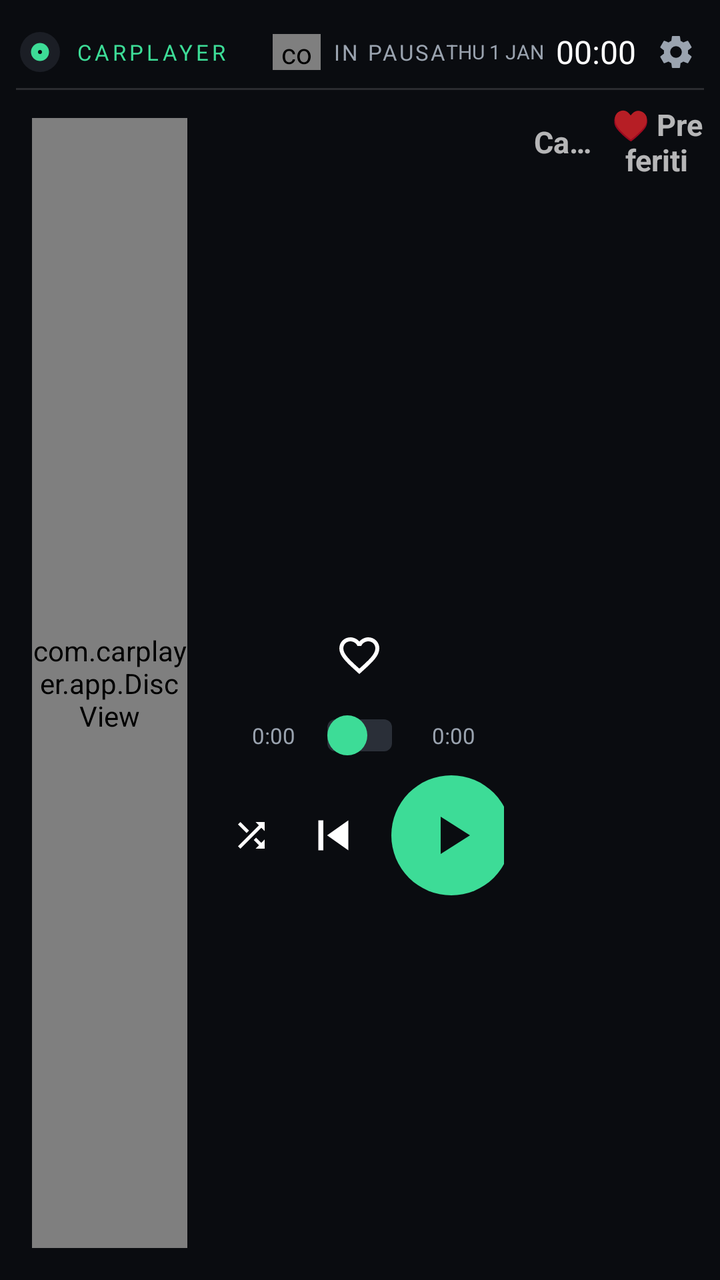
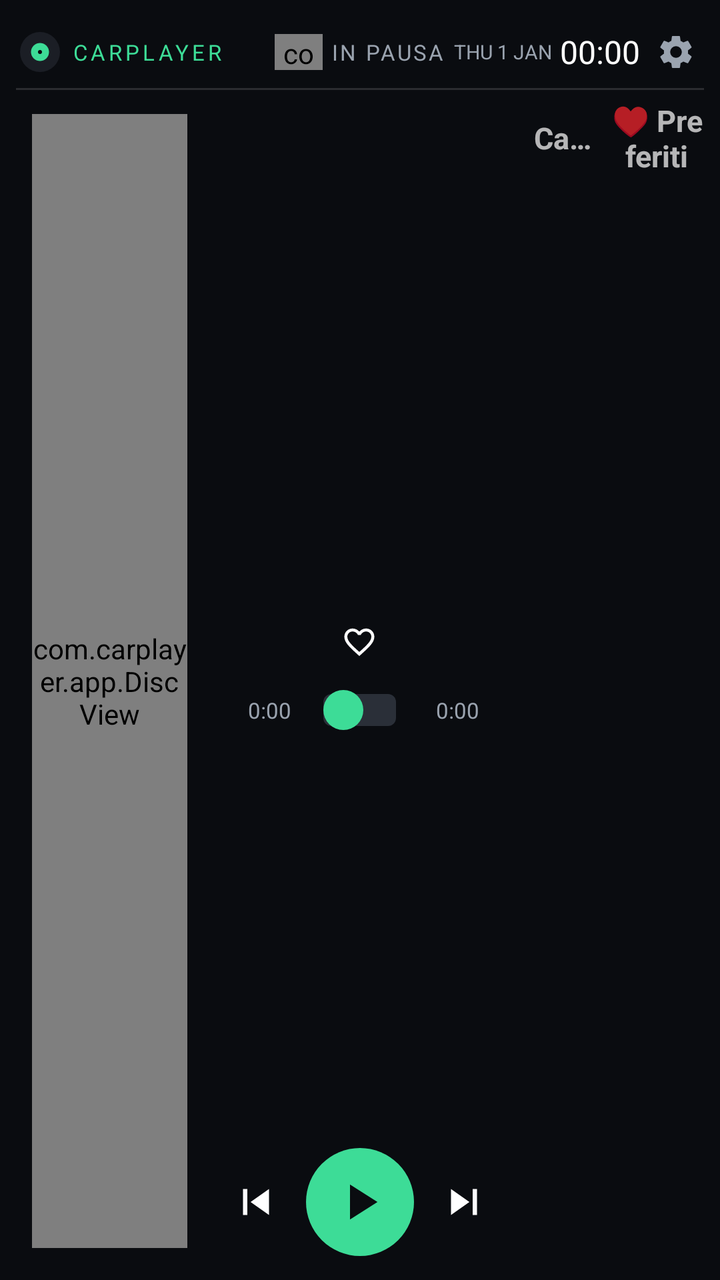

An Android layout rendered at two revisions. The XML below is the earlier revision; the diff shows what the commit changed to produce the second picture.
<!-- AndroidManifest.xml: application theme AppTheme -->
<!-- res/layout/activity_main.xml -->
<?xml version="1.0" encoding="utf-8"?>
<LinearLayout xmlns:android="http://schemas.android.com/apk/res/android"
    android:id="@+id/root"
    android:layout_width="match_parent"
    android:layout_height="match_parent"
    android:background="@color/bg"
    android:orientation="vertical"
    android:padding="@dimen/pad">

    
    <include layout="@layout/header" />

    <LinearLayout
        android:layout_width="match_parent"
        android:layout_height="0dp"
        android:layout_weight="1"
        android:baselineAligned="false"
        android:orientation="horizontal">

        
        <FrameLayout
            android:id="@+id/discCol"
            android:layout_width="0dp"
            android:layout_height="match_parent"
            android:layout_weight="3"
            android:padding="@dimen/pad">

            <com.carplayer.app.DiscView
                android:id="@+id/disc"
                android:layout_width="match_parent"
                android:layout_height="match_parent" />
        </FrameLayout>

        
        <LinearLayout
            android:id="@+id/centerCol"
            android:layout_width="0dp"
            android:layout_height="match_parent"
            android:layout_weight="5"
            android:orientation="vertical">

        
        <ScrollView
            android:layout_width="match_parent"
            android:layout_height="0dp"
            android:layout_weight="1"
            android:fillViewport="true"
            android:scrollbars="none">

            <LinearLayout
                android:layout_width="match_parent"
                android:layout_height="match_parent"
                android:gravity="center"
                android:orientation="vertical"
                android:paddingStart="@dimen/gap"
                android:paddingEnd="@dimen/gap">

                <TextView
                    android:id="@+id/tvTitle"
                    android:layout_width="match_parent"
                    android:layout_height="wrap_content"
                    android:ellipsize="end"
                    android:gravity="center"
                    android:maxLines="2"
                    android:minLines="2"
                    android:textColor="#FFFFFF"
                    android:textSize="@dimen/title_sp" />

                <TextView
                    android:id="@+id/tvArtist"
                    android:layout_width="match_parent"
                    android:layout_height="wrap_content"
                    android:layout_marginTop="2dp"
                    android:ellipsize="end"
                    android:gravity="center"
                    android:maxLines="1"
                    android:textColor="@color/gray"
                    android:textSize="@dimen/artist_sp" />

                <ImageButton
                    android:id="@+id/btnHeart"
                    android:layout_width="@dimen/heart"
                    android:layout_height="@dimen/heart"
                    android:layout_marginTop="4dp"
                    android:background="?android:attr/selectableItemBackgroundBorderless"
                    android:padding="@dimen/ico_pad"
                    android:scaleType="fitCenter"
                    android:src="@drawable/ic_heart" />

                
                <LinearLayout
                    android:layout_width="match_parent"
                    android:layout_height="wrap_content"
                    android:layout_marginTop="@dimen/gap"
                    android:gravity="center_vertical"
                    android:orientation="horizontal">

                    <TextView
                        android:id="@+id/tvPos"
                        android:layout_width="@dimen/time_w"
                        android:layout_height="wrap_content"
                        android:gravity="end"
                        android:text="0:00"
                        android:textColor="@color/gray"
                        android:textSize="@dimen/time_sp" />

                    <SeekBar
                        android:id="@+id/seek"
                        android:layout_width="0dp"
                        android:layout_height="@dimen/seek_h"
                        android:layout_weight="1"
                        android:progressDrawable="@drawable/seek_progress"
                        android:thumb="@drawable/seek_thumb"
                        android:thumbOffset="0dp"
                        android:splitTrack="false" />

                    <TextView
                        android:id="@+id/tvDur"
                        android:layout_width="@dimen/time_w"
                        android:layout_height="wrap_content"
                        android:paddingStart="4dp"
                        android:text="0:00"
                        android:textColor="@color/gray"
                        android:textSize="@dimen/time_sp" />
                </LinearLayout>

                
                <LinearLayout
                    android:layout_width="wrap_content"
                    android:layout_height="wrap_content"
                    android:layout_marginTop="@dimen/gap"
                    android:gravity="center_vertical"
                    android:orientation="horizontal">

                    <ImageButton
                        android:id="@+id/btnShuffle"
                        android:layout_width="@dimen/ctl_side"
                        android:layout_height="@dimen/ctl_side"
                        android:background="?android:attr/selectableItemBackgroundBorderless"
                        android:padding="@dimen/ico_pad"
                        android:scaleType="fitCenter"
                        android:src="@drawable/ic_shuffle"
                        android:tint="#FFFFFF" />

                    <ImageButton
                        android:id="@+id/btnPrev"
                        android:layout_width="@dimen/ctl_mid"
                        android:layout_height="@dimen/ctl_mid"
                        android:background="?android:attr/selectableItemBackgroundBorderless"
                        android:padding="@dimen/ico_pad"
                        android:scaleType="fitCenter"
                        android:src="@drawable/ic_prev"
                        android:tint="#FFFFFF" />

                    <ImageButton
                        android:id="@+id/btnPlay"
                        android:layout_width="@dimen/play"
                        android:layout_height="@dimen/play"
                        android:layout_marginStart="@dimen/gap"
                        android:layout_marginEnd="@dimen/gap"
                        android:background="@drawable/bg_play"
                        android:padding="@dimen/play_pad"
                        android:scaleType="fitCenter"
                        android:src="@drawable/ic_play"
                        android:tint="@color/bg" />

                    <ImageButton
                        android:id="@+id/btnNext"
                        android:layout_width="@dimen/ctl_mid"
                        android:layout_height="@dimen/ctl_mid"
                        android:background="?android:attr/selectableItemBackgroundBorderless"
                        android:padding="@dimen/ico_pad"
                        android:scaleType="fitCenter"
                        android:src="@drawable/ic_next"
                        android:tint="#FFFFFF" />

                    <ImageButton
                        android:id="@+id/btnRepeat"
                        android:layout_width="@dimen/ctl_side"
                        android:layout_height="@dimen/ctl_side"
                        android:background="?android:attr/selectableItemBackgroundBorderless"
                        android:padding="@dimen/ico_pad"
                        android:scaleType="fitCenter"
                        android:src="@drawable/ic_repeat"
                        android:tint="#FFFFFF" />
                </LinearLayout>

            </LinearLayout>
        </ScrollView>

        <include layout="@layout/strip" />
        </LinearLayout>

        
        <LinearLayout
            android:id="@+id/rightCol"
            android:layout_width="0dp"
            android:layout_height="match_parent"
            android:layout_weight="3"
            android:orientation="vertical">

            <LinearLayout
                android:layout_width="match_parent"
                android:layout_height="@dimen/tab_h"
                android:orientation="horizontal">

                <TextView
                    android:id="@+id/tabFolder"
                    android:layout_width="0dp"
                    android:layout_height="match_parent"
                    android:layout_weight="1"
                    android:background="?android:attr/selectableItemBackground"
                    android:ellipsize="end"
                    android:gravity="center"
                    android:maxLines="1"
                    android:paddingStart="8dp"
                    android:paddingEnd="8dp"
                    android:text="Cartella"
                    android:textSize="@dimen/tab_sp"
                    android:textStyle="bold" />

                <TextView
                    android:id="@+id/tabFavs"
                    android:layout_width="0dp"
                    android:layout_height="match_parent"
                    android:layout_weight="1"
                    android:background="?android:attr/selectableItemBackground"
                    android:gravity="center"
                    android:text="&#9829; Preferiti"
                    android:textSize="@dimen/tab_sp"
                    android:textStyle="bold" />
            </LinearLayout>

            <FrameLayout
                android:layout_width="match_parent"
                android:layout_height="0dp"
                android:layout_weight="1">

                <ListView
                    android:id="@+id/list"
                    android:layout_width="match_parent"
                    android:layout_height="match_parent"
                    android:divider="@null"
                    android:scrollbars="none" />

                <TextView
                    android:id="@+id/tvEmpty"
                    android:layout_width="match_parent"
                    android:layout_height="match_parent"
                    android:background="?android:attr/selectableItemBackground"
                    android:gravity="center"
                    android:padding="16dp"
                    android:textColor="@color/gray"
                    android:textSize="@dimen/tab_sp"
                    android:visibility="gone" />
            </FrameLayout>
        </LinearLayout>

        
        <LinearLayout
            android:id="@+id/showList"
            android:layout_width="@dimen/handle_w"
            android:layout_height="match_parent"
            android:background="?android:attr/selectableItemBackground"
            android:gravity="center"
            android:orientation="vertical"
            android:visibility="gone">

            <ImageView
                android:id="@+id/ivHandle"
                android:layout_width="24dp"
                android:layout_height="24dp"
                android:src="@drawable/ic_chevron_left"
                android:tint="#FFFFFF" />
        </LinearLayout>
    </LinearLayout>
</LinearLayout>
<!-- res/layout/header.xml (included above) -->
<?xml version="1.0" encoding="utf-8"?>
<LinearLayout xmlns:android="http://schemas.android.com/apk/res/android"
    android:layout_width="match_parent"
    android:layout_height="wrap_content"
    android:layout_marginBottom="@dimen/gap"
    android:orientation="vertical">

    <LinearLayout
        android:layout_width="match_parent"
        android:layout_height="@dimen/header_h"
        android:gravity="center_vertical"
        android:orientation="horizontal">

        <LinearLayout
            android:layout_width="0dp"
            android:layout_height="match_parent"
            android:layout_weight="1"
            android:gravity="center_vertical|start"
            android:orientation="horizontal">

            <ImageView
                android:layout_width="@dimen/logo"
                android:layout_height="@dimen/logo"
                android:src="@drawable/ic_launcher" />

            <TextView
                android:id="@+id/tvBrand"
                android:layout_width="wrap_content"
                android:layout_height="wrap_content"
                android:layout_marginStart="@dimen/gap"
                android:letterSpacing="0.15"
                android:maxLines="1"
                android:text="CARPLAYER"
                android:textColor="@color/accent"
                android:textSize="@dimen/brand_sp" />
        </LinearLayout>

        <LinearLayout
            android:layout_width="wrap_content"
            android:layout_height="match_parent"
            android:gravity="center_vertical"
            android:orientation="horizontal">

            <com.carplayer.app.EqView
                android:id="@+id/eq"
                android:layout_width="@dimen/eq_w"
                android:layout_height="@dimen/eq_h" />

            <TextView
                android:id="@+id/tvStatus"
                android:layout_width="wrap_content"
                android:layout_height="wrap_content"
                android:layout_marginStart="@dimen/gap"
                android:letterSpacing="0.1"
                android:maxLines="1"
                android:text="IN PAUSA"
                android:textColor="@color/gray"
                android:textSize="@dimen/status_sp" />
        </LinearLayout>

        <LinearLayout
            android:layout_width="0dp"
            android:layout_height="match_parent"
            android:layout_weight="1"
            android:gravity="center_vertical|end"
            android:orientation="horizontal">

            <TextClock
                android:id="@+id/dateClock"
                android:layout_width="wrap_content"
                android:layout_height="wrap_content"
                android:layout_marginEnd="@dimen/gap"
                android:format12Hour="EEE d MMM"
                android:format24Hour="EEE d MMM"
                android:textAllCaps="true"
                android:textColor="@color/gray"
                android:textSize="@dimen/date_sp" />

            <TextClock
                android:id="@+id/clock"
                android:layout_width="wrap_content"
                android:layout_height="wrap_content"
                android:format12Hour="HH:mm"
                android:format24Hour="HH:mm"
                android:textColor="#FFFFFF"
                android:textSize="@dimen/clock_sp" />

            
            <ImageButton
                android:id="@+id/btnSettings"
                android:layout_width="@dimen/gear"
                android:layout_height="@dimen/gear"
                android:layout_marginStart="@dimen/gap"
                android:background="?android:attr/selectableItemBackgroundBorderless"
                android:padding="4dp"
                android:scaleType="fitCenter"
                android:src="@drawable/ic_gear" />
        </LinearLayout>
    </LinearLayout>

    <View
        android:layout_width="match_parent"
        android:layout_height="1dp"
        android:background="#22FFFFFF" />
</LinearLayout>
<!-- res/layout/strip.xml (included above) -->
<?xml version="1.0" encoding="utf-8"?>
<HorizontalScrollView xmlns:android="http://schemas.android.com/apk/res/android"
    android:id="@+id/strip"
    android:layout_width="match_parent"
    android:layout_height="wrap_content"
    android:layout_marginTop="@dimen/gap"
    android:overScrollMode="never"
    android:scrollbars="none">

    <LinearLayout
        android:id="@+id/stripBox"
        android:layout_width="wrap_content"
        android:layout_height="wrap_content"
        android:orientation="horizontal" />
</HorizontalScrollView>
<!-- resources referenced by this layout -->
<resources>
  <color name="accent">#3DDC97</color>
  <color name="bg">#0A0C10</color>
  <color name="gray">#9AA3AF</color>
  <dimen name="artist_sp">13sp</dimen>
  <dimen name="brand_sp">11sp</dimen>
  <dimen name="clock_sp">16sp</dimen>
  <dimen name="ctl_mid">46dp</dimen>
  <dimen name="ctl_side">36dp</dimen>
  <dimen name="date_sp">10sp</dimen>
  <dimen name="eq_h">18dp</dimen>
  <dimen name="eq_w">24dp</dimen>
  <dimen name="gap">6dp</dimen>
  <dimen name="gear">28dp</dimen>
  <dimen name="handle_w">20dp</dimen>
  <dimen name="header_h">36dp</dimen>
  <dimen name="heart">40dp</dimen>
  <dimen name="ico_pad">8dp</dimen>
  <dimen name="logo">24dp</dimen>
  <dimen name="pad">8dp</dimen>
  <dimen name="play">60dp</dimen>
  <dimen name="play_pad">14dp</dimen>
  <dimen name="seek_h">28dp</dimen>
  <dimen name="status_sp">11sp</dimen>
  <dimen name="tab_h">40dp</dimen>
  <dimen name="tab_sp">15sp</dimen>
  <dimen name="time_sp">11sp</dimen>
  <dimen name="time_w">40dp</dimen>
  <dimen name="title_sp">22sp</dimen>
  <!-- drawable bg_play (drawable) -->
  <?xml version="1.0" encoding="utf-8"?>
  <shape xmlns:android="http://schemas.android.com/apk/res/android" android:shape="oval">
      <solid android:color="@color/accent" />
  </shape>
  <!-- drawable ic_chevron_left (drawable) -->
  <vector xmlns:android="http://schemas.android.com/apk/res/android"
      android:width="24dp"
      android:height="24dp"
      android:viewportWidth="24"
      android:viewportHeight="24">
      <path
          android:fillColor="#FFFFFF"
          android:pathData="M15.4,7.4L14,6l-6,6 6,6 1.4,-1.4L10.8,12z" />
  </vector>
  <!-- drawable ic_next (drawable) -->
  <vector xmlns:android="http://schemas.android.com/apk/res/android"
      android:width="24dp" android:height="24dp" android:viewportWidth="24" android:viewportHeight="24">
      <path android:fillColor="#FFFFFF" android:pathData="M6,18l8.5,-6L6,6v12zM16,6v12h2V6h-2z" />
  </vector>
  <!-- drawable ic_play (drawable) -->
  <vector xmlns:android="http://schemas.android.com/apk/res/android"
      android:width="24dp" android:height="24dp" android:viewportWidth="24" android:viewportHeight="24">
      <path android:fillColor="#FFFFFF" android:pathData="M8,5v14l11,-7z" />
  </vector>
  <!-- drawable ic_prev (drawable) -->
  <vector xmlns:android="http://schemas.android.com/apk/res/android"
      android:width="24dp" android:height="24dp" android:viewportWidth="24" android:viewportHeight="24">
      <path android:fillColor="#FFFFFF" android:pathData="M6,6h2v12H6zm3.5,6l8.5,6V6z" />
  </vector>
  <!-- drawable ic_repeat (drawable) -->
  <vector xmlns:android="http://schemas.android.com/apk/res/android"
      android:width="24dp" android:height="24dp" android:viewportWidth="24" android:viewportHeight="24">
      <path android:fillColor="#FFFFFF" android:pathData="M7,7h10v3l4,-4 -4,-4v3H5v6h2V7zm10,10H7v-3l-4,4 4,4v-3h12v-6h-2v4z" />
  </vector>
  <!-- drawable ic_shuffle (drawable) -->
  <vector xmlns:android="http://schemas.android.com/apk/res/android"
      android:width="24dp" android:height="24dp" android:viewportWidth="24" android:viewportHeight="24">
      <path android:fillColor="#FFFFFF" android:pathData="M10.59,9.17L5.41,4 4,5.41l5.17,5.17 1.42,-1.41zM14.5,4l2.04,2.04L4,18.59 5.41,20 17.96,7.46 20,9.5V4h-5.5zm0.33,9.41l-1.41,1.41 3.13,3.13L14.5,20H20v-5.5l-2.04,2.04 -3.13,-3.13z" />
  </vector>
  <!-- drawable seek_thumb (drawable) -->
  <?xml version="1.0" encoding="utf-8"?>
  <shape xmlns:android="http://schemas.android.com/apk/res/android" android:shape="oval">
      <solid android:color="@color/accent" />
      <size android:width="20dp" android:height="20dp" />
  </shape>
  <style name="AppTheme" parent="android:Theme.Material.NoActionBar">
          <item name="android:windowBackground">@color/bg</item>
          <item name="android:statusBarColor">@color/bg</item>
          <item name="android:navigationBarColor">@color/bg</item>
          <item name="android:colorAccent">@color/accent</item>
      </style>
  <dimen name="seek_thick">8dp</dimen>
  <!-- unchanged entries left out for length: 4 -->
</resources>

<!-- the commit's change to res/layout/activity_main.xml (unified diff, before → after) -->
@@ -62,7 +62,7 @@
                     android:ellipsize="end"
                     android:gravity="center"
                     android:maxLines="2"
-                    android:minLines="2"
+                    android:minLines="1"
                     android:textColor="#FFFFFF"
                     android:textSize="@dimen/title_sp" />
 
@@ -124,69 +124,69 @@
                         android:textSize="@dimen/time_sp" />
                 </LinearLayout>
 
-                
-                <LinearLayout
-                    android:layout_width="wrap_content"
-                    android:layout_height="wrap_content"
-                    android:layout_marginTop="@dimen/gap"
-                    android:gravity="center_vertical"
-                    android:orientation="horizontal">
-
-                    <ImageButton
-                        android:id="@+id/btnShuffle"
-                        android:layout_width="@dimen/ctl_side"
-                        android:layout_height="@dimen/ctl_side"
-                        android:background="?android:attr/selectableItemBackgroundBorderless"
-                        android:padding="@dimen/ico_pad"
-                        android:scaleType="fitCenter"
-                        android:src="@drawable/ic_shuffle"
-                        android:tint="#FFFFFF" />
-
-                    <ImageButton
-                        android:id="@+id/btnPrev"
-                        android:layout_width="@dimen/ctl_mid"
-                        android:layout_height="@dimen/ctl_mid"
-                        android:background="?android:attr/selectableItemBackgroundBorderless"
-                        android:padding="@dimen/ico_pad"
-                        android:scaleType="fitCenter"
-                        android:src="@drawable/ic_prev"
-                        android:tint="#FFFFFF" />
-
-                    <ImageButton
-                        android:id="@+id/btnPlay"
-                        android:layout_width="@dimen/play"
-                        android:layout_height="@dimen/play"
-                        android:layout_marginStart="@dimen/gap"
-                        android:layout_marginEnd="@dimen/gap"
-                        android:background="@drawable/bg_play"
-                        android:padding="@dimen/play_pad"
-                        android:scaleType="fitCenter"
-                        android:src="@drawable/ic_play"
-                        android:tint="@color/bg" />
-
-                    <ImageButton
-                        android:id="@+id/btnNext"
-                        android:layout_width="@dimen/ctl_mid"
-                        android:layout_height="@dimen/ctl_mid"
-                        android:background="?android:attr/selectableItemBackgroundBorderless"
-                        android:padding="@dimen/ico_pad"
-                        android:scaleType="fitCenter"
-                        android:src="@drawable/ic_next"
-                        android:tint="#FFFFFF" />
-
-                    <ImageButton
-                        android:id="@+id/btnRepeat"
-                        android:layout_width="@dimen/ctl_side"
-                        android:layout_height="@dimen/ctl_side"
-                        android:background="?android:attr/selectableItemBackgroundBorderless"
-                        android:padding="@dimen/ico_pad"
-                        android:scaleType="fitCenter"
-                        android:src="@drawable/ic_repeat"
-                        android:tint="#FFFFFF" />
-                </LinearLayout>
-
             </LinearLayout>
         </ScrollView>
+
+        
+        <LinearLayout
+            android:layout_width="match_parent"
+            android:layout_height="wrap_content"
+            android:layout_marginTop="@dimen/gap"
+            android:gravity="center"
+            android:orientation="horizontal">
+
+            <ImageButton
+                android:id="@+id/btnShuffle"
+                android:layout_width="@dimen/ctl_side"
+                android:layout_height="@dimen/ctl_side"
+                android:background="?android:attr/selectableItemBackgroundBorderless"
+                android:padding="@dimen/ico_pad"
+                android:scaleType="fitCenter"
+                android:src="@drawable/ic_shuffle"
+                android:tint="#FFFFFF" />
+
+            <ImageButton
+                android:id="@+id/btnPrev"
+                android:layout_width="@dimen/ctl_mid"
+                android:layout_height="@dimen/ctl_mid"
+                android:background="?android:attr/selectableItemBackgroundBorderless"
+                android:padding="@dimen/ico_pad"
+                android:scaleType="fitCenter"
+                android:src="@drawable/ic_prev"
+                android:tint="#FFFFFF" />
+
+            <ImageButton
+                android:id="@+id/btnPlay"
+                android:layout_width="@dimen/play"
+                android:layout_height="@dimen/play"
+                android:layout_marginStart="@dimen/gap"
+                android:layout_marginEnd="@dimen/gap"
+                android:background="@drawable/bg_play"
+                android:padding="@dimen/play_pad"
+                android:scaleType="fitCenter"
+                android:src="@drawable/ic_play"
+                android:tint="@color/bg" />
+
+            <ImageButton
+                android:id="@+id/btnNext"
+                android:layout_width="@dimen/ctl_mid"
+                android:layout_height="@dimen/ctl_mid"
+                android:background="?android:attr/selectableItemBackgroundBorderless"
+                android:padding="@dimen/ico_pad"
+                android:scaleType="fitCenter"
+                android:src="@drawable/ic_next"
+                android:tint="#FFFFFF" />
+
+            <ImageButton
+                android:id="@+id/btnRepeat"
+                android:layout_width="@dimen/ctl_side"
+                android:layout_height="@dimen/ctl_side"
+                android:background="?android:attr/selectableItemBackgroundBorderless"
+                android:padding="@dimen/ico_pad"
+                android:scaleType="fitCenter"
+                android:src="@drawable/ic_repeat"
+                android:tint="#FFFFFF" />
+        </LinearLayout>
 
         <include layout="@layout/strip" />
         </LinearLayout>
<!-- resource entries referenced after the edit -->
@@ -6,22 +6,22 @@
   <dimen name="artist_sp">13sp</dimen>
   <dimen name="brand_sp">11sp</dimen>
   <dimen name="clock_sp">16sp</dimen>
-  <dimen name="ctl_mid">46dp</dimen>
-  <dimen name="ctl_side">36dp</dimen>
+  <dimen name="ctl_mid">42dp</dimen>
+  <dimen name="ctl_side">32dp</dimen>
   <dimen name="date_sp">10sp</dimen>
   <dimen name="eq_h">18dp</dimen>
   <dimen name="eq_w">24dp</dimen>
-  <dimen name="gap">6dp</dimen>
+  <dimen name="gap">4dp</dimen>
   <dimen name="gear">28dp</dimen>
   <dimen name="handle_w">20dp</dimen>
   <dimen name="header_h">36dp</dimen>
-  <dimen name="heart">40dp</dimen>
+  <dimen name="heart">34dp</dimen>
   <dimen name="ico_pad">8dp</dimen>
   <dimen name="logo">24dp</dimen>
   <dimen name="pad">8dp</dimen>
-  <dimen name="play">60dp</dimen>
-  <dimen name="play_pad">14dp</dimen>
-  <dimen name="seek_h">28dp</dimen>
+  <dimen name="play">54dp</dimen>
+  <dimen name="play_pad">12dp</dimen>
+  <dimen name="seek_h">26dp</dimen>
   <dimen name="status_sp">11sp</dimen>
   <dimen name="tab_h">40dp</dimen>
   <dimen name="tab_sp">15sp</dimen>
